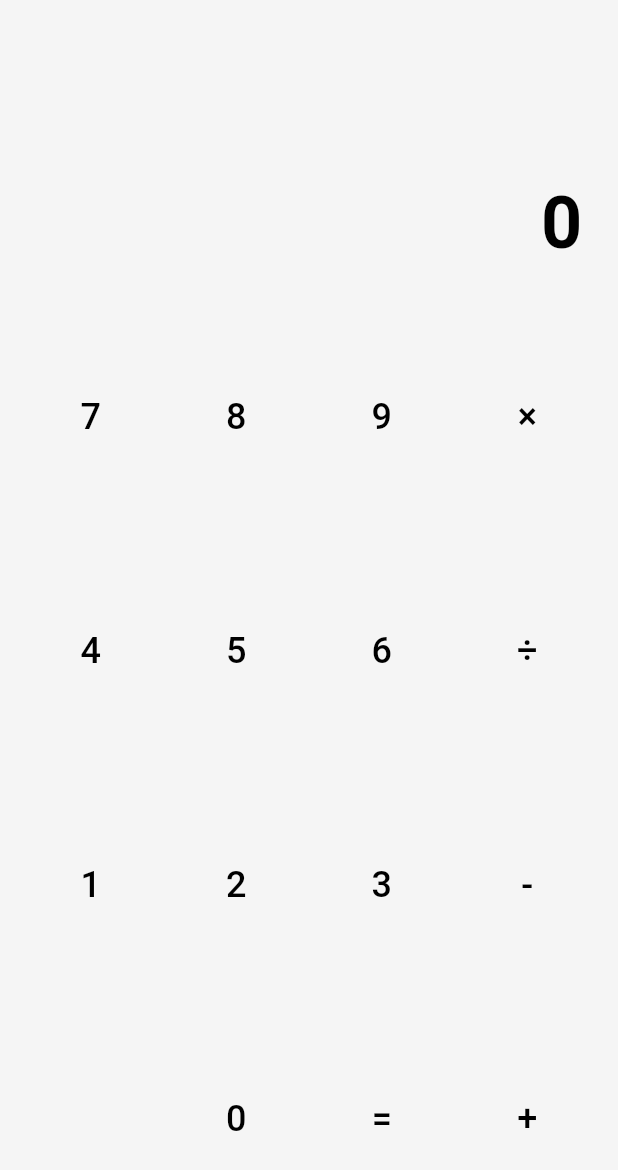
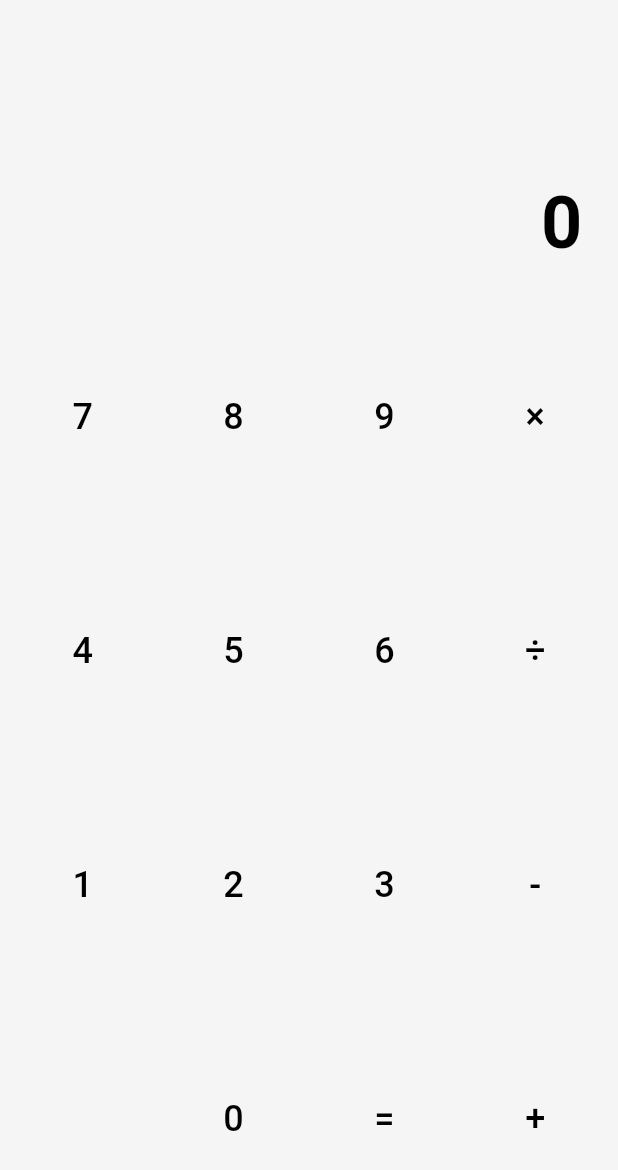
Before and after one commit to MidVC/FlutterMockUpCalculator, a Flutter app: the screen it shows after launch, on a phone screen of 412 x 824 dp. Shown: the top 1170 px of the screen. Run offline on Flutter 3.47's test engine with Material 3 defaults, Android fonts, the phone set to English and light mode, and no system bars.

Commit message:
Refactor LayoutBuilder using Row & Column)

```diff
--- a/lib/main.dart
+++ b/lib/main.dart
@@ -51,6 +51,7 @@ class _CalculatorScreenState extends State<CalculatorScreen> {
     final calc = Provider.of<CalculatorProvider>(context);
     return Scaffold(
       body: Column(
+        crossAxisAlignment: CrossAxisAlignment.stretch,
         children: [
           // Output display
           Container(
@@ -61,42 +62,54 @@ class _CalculatorScreenState extends State<CalculatorScreen> {
           ),
           // Buttons keypad
           Expanded(
-            child: LayoutBuilder(
-              builder: (context, constraints) {
-                // Configuration
-                const int cols = 4;
-                const int rows = 4; // You have 16 items (4 cols x 4 rows)
-                const double horizontalPadding = 12.0;
-
-                // Calculate exact dimensions
-                final double itemWidth = (constraints.maxWidth - (horizontalPadding * 2)) / cols;
-                final double itemHeight = constraints.maxHeight / rows;
-
-                return GridView.count(
-                  padding: const EdgeInsets.symmetric(horizontal: horizontalPadding),
-                  crossAxisCount: cols,
-                  childAspectRatio: itemWidth / itemHeight,
-                  physics: const NeverScrollableScrollPhysics(),
+            child: Column(
+              crossAxisAlignment: CrossAxisAlignment.stretch,
+              children: [
+                Expanded(
+                  child: Row(
+                    mainAxisAlignment: MainAxisAlignment.spaceEvenly,
                     children: [
                       _buildButton(context, "7"),
                       _buildButton(context, "8"),
                       _buildButton(context, "9"),
                       _buildButton(context, "×"),
+                    ],
+                  ),
+                ),
+                Expanded(
+                  child: Row(
+                    mainAxisAlignment: MainAxisAlignment.spaceEvenly,
+                    children: [
                       _buildButton(context, "4"),
                       _buildButton(context, "5"),
                       _buildButton(context, "6"),
                       _buildButton(context, "÷"),
+                    ],
+                  ),
+                ),
+                Expanded(
+                  child: Row(
+                    mainAxisAlignment: MainAxisAlignment.spaceEvenly,
+                    children: [
                       _buildButton(context, "1"),
                       _buildButton(context, "2"),
                       _buildButton(context, "3"),
                       _buildButton(context, "-"),
-                    const SizedBox.shrink(),
+                    ],
+                  ),
+                ),
+                Expanded(
+                  child: Row(
+                    mainAxisAlignment: MainAxisAlignment.spaceEvenly,
+                    children: [
+                      _buildPlaceholder(context),
                       _buildButton(context, "0"),
                       _buildButton(context, "="),
                       _buildButton(context, "+"),
                     ],
-                );
-              },
+                  ),
+                ),
+              ],
             ),
           ),
         ],
@@ -104,33 +117,31 @@ class _CalculatorScreenState extends State<CalculatorScreen> {
     );
   }
   Widget _buildButton(BuildContext context, String text) {
-    return LayoutBuilder(
-      builder: (context, constraints) {
-        // Calculate the size of the square based on the smaller dimension
-        // minus some padding/spacing
-        final double size = (constraints.maxWidth < constraints.maxHeight
-                ? constraints.maxWidth
-                : constraints.maxHeight) - 16.0; // 16.0 is spacing
+    final screenWidth = MediaQuery.of(context).size.width;
+    final buttonSize = screenWidth * 0.22; // Adjust to ~18% of screen width
 
-        return Center(
-
-          child: SizedBox(
-            width: size,
-            height: size,
+    return SizedBox(
+      width: buttonSize,
+      height: buttonSize,
       child: TextButton(
         onPressed: () => {
           Provider.of<CalculatorProvider>(context, listen: false).onBtnPress(text)
         },
         style: TextButton.styleFrom(
-                 shape: const RoundedRectangleBorder(
-                    borderRadius: BorderRadius.all(Radius.circular(24)),
+          shape: RoundedRectangleBorder(
+            borderRadius: BorderRadius.all(Radius.circular(buttonSize / 3)),
           ),
         ),
         child: Text(text, style: Theme.of(context).textTheme.labelLarge),
       ),
-          ),
     );
-      },
+  }
+  Widget _buildPlaceholder(BuildContext context) {
+    final screenWidth = MediaQuery.of(context).size.width;
+    final buttonSize = screenWidth * 0.22; // Adjust
+    return SizedBox(
+      width: buttonSize,
+      height: buttonSize,
     );
   }
 }
```
Lines whose indentation alone changed are shown as unchanged.
